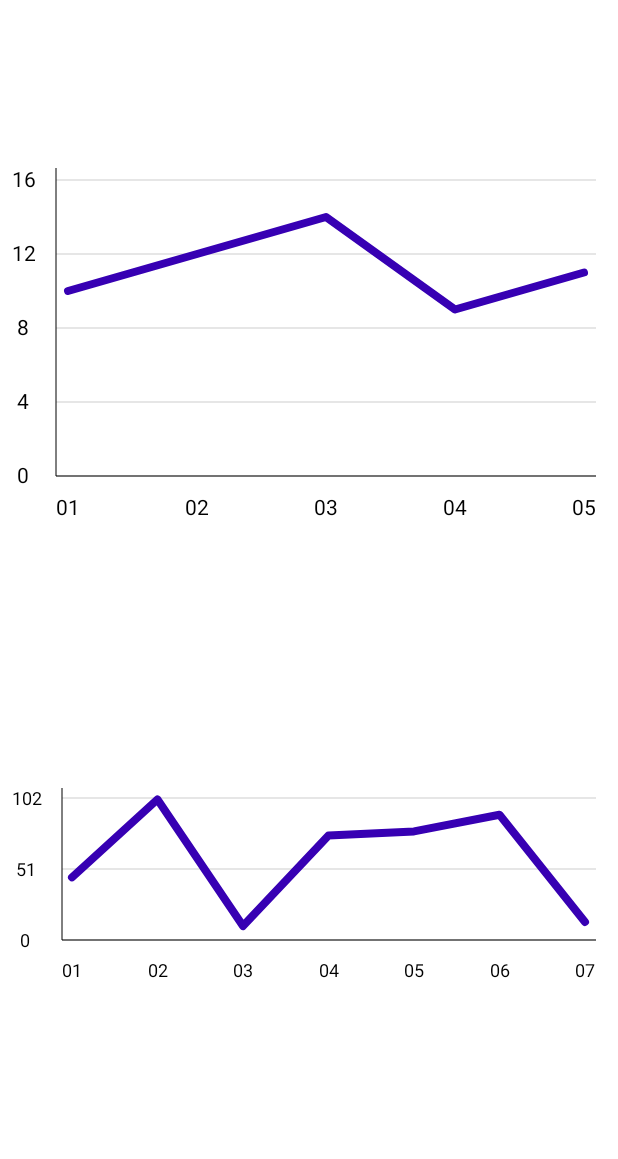
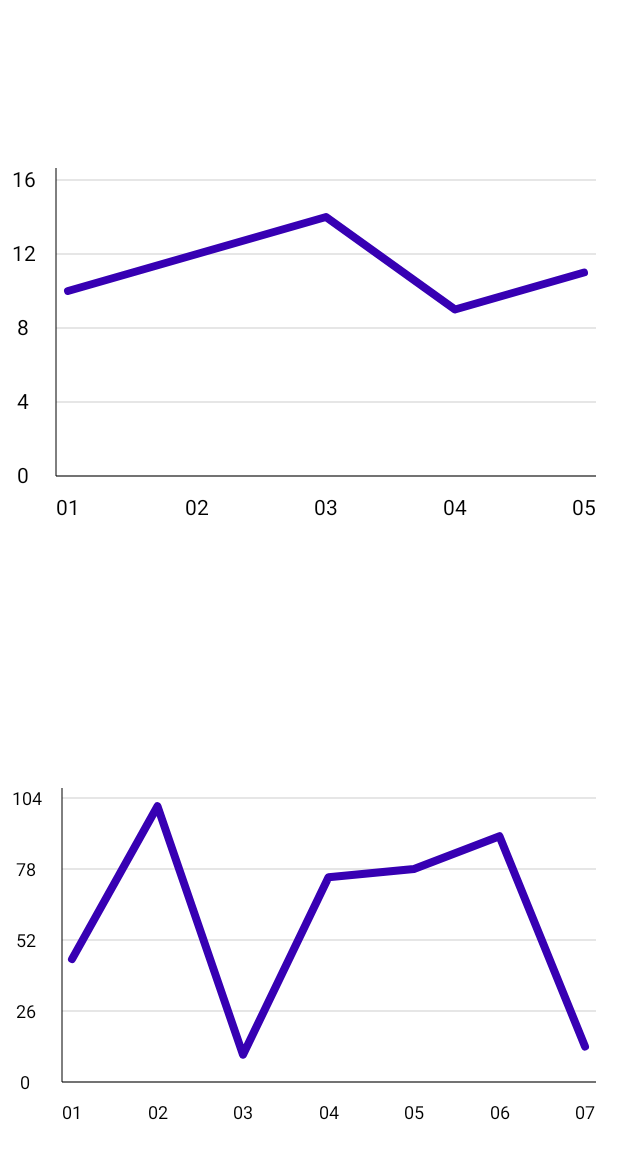
Before and after one commit to Vlad-Dima21/Sales, an Android app built with Jetpack Compose: the @Preview function ChartPreview, on a phone screen of 412 x 824 dp. Shown: the top 1159 px of the screen. Run offline under Robolectric (Android 15) with nearby library versions, the phone set to English and light mode, and no system bars.

Commit message:
Forgot commit

```diff
--- a/app/build.gradle
+++ b/app/build.gradle
@@ -31,6 +31,8 @@ android {
         release {
             minifyEnabled false
             proguardFiles getDefaultProguardFile('proguard-android-optimize.txt'), 'proguard-rules.pro'
+            debuggable false
+            signingConfig signingConfigs.debug
         }
     }
     compileOptions {
--- a/app/src/main/java/vlad/dima/sales/ui/composables/Chart.kt
+++ b/app/src/main/java/vlad/dima/sales/ui/composables/Chart.kt
@@ -24,6 +24,7 @@ import androidx.compose.ui.text.drawText
 import androidx.compose.ui.text.rememberTextMeasurer
 import androidx.compose.ui.text.style.TextAlign
 import androidx.compose.ui.tooling.preview.Preview
+import androidx.compose.ui.unit.IntSize
 import androidx.compose.ui.unit.TextUnit
 import androidx.compose.ui.unit.dp
 import androidx.compose.ui.unit.sp
@@ -55,14 +56,7 @@ fun Chart(
     Canvas(modifier = modifier) {
         val chartPadding = 10
         val minLabelDistance = 50
-        var yLabelSize = textMeasurer.measure(
-            text = yMax.toString(),
-            style = TextStyle(
-                color = infoColor,
-                fontSize = infoSize,
-                textAlign = TextAlign.Center
-            )
-        ).size
+        var yLabelSize: IntSize
         val xLabelSize = textMeasurer.measure(
             text = data.last().toString(),
             style = TextStyle(
@@ -71,15 +65,10 @@ fun Chart(
                 textAlign = TextAlign.Center
             )
         ).size
-        val yLabelCount =
-            ((size.height - chartPadding - yLabelSize.height / 2 - xLabelSize.height) / (yLabelSize.height + minLabelDistance)).toInt()
-                .coerceAtMost(5)
         val yLabelMax = run {
-            var max = yMax
-            var yStep = max(max / (yLabelCount - 1), 1)
-            while ((max downTo 0 step yStep).last != 0 || (max downTo 0 step yStep).toList().size > 5) {
-                max++
-                yStep = max(max / (yLabelCount - 1), 1)
+            var max = max(yMax, 4)
+            if (max % 4 != 0) {
+                max = (max / 4 + 1) * 4
             }
             yLabelSize = textMeasurer.measure(
                 text = max.toString(),
@@ -91,7 +80,7 @@ fun Chart(
             ).size
             max
         }
-        val yStep = max(yLabelMax / (yLabelCount - 1), 1)
+        val yStep = max(yLabelMax / 4, 1)
         val yLabels = run {
             (yLabelMax downTo 0 step yStep).map {
                 textMeasurer.measure(
--- a/app/src/main/java/vlad/dima/sales/ui/dashboard/manager_dashboard/salesmen_stats/ManagerSalesmenStatsPage.kt
+++ b/app/src/main/java/vlad/dima/sales/ui/dashboard/manager_dashboard/salesmen_stats/ManagerSalesmenStatsPage.kt
@@ -128,7 +128,7 @@ fun ManagerSalesmenStatsPage(viewModel: ManagerSalesmenStatsViewModel) {
                                 Text(
                                     text = stringResource(id = R.string.SalesmenWithMostSales),
                                     color = MaterialTheme.colors.onBackground,
-                                    fontSize = 24.sp,
+                                    fontSize = 22.sp,
                                 )
                             }
                             Divider(
@@ -237,7 +237,7 @@ fun ManagerSalesmenStatsPage(viewModel: ManagerSalesmenStatsViewModel) {
                                 Text(
                                     text = stringResource(id = R.string.SalesmenWithMostProfits),
                                     color = MaterialTheme.colors.onBackground,
-                                    fontSize = 24.sp,
+                                    fontSize = 22.sp,
                                 )
                             }
                             Divider(
--- a/app/src/main/java/vlad/dima/sales/ui/dashboard/salesman_dashboard/clients/pending_order/PendingOrderAppBar.kt
+++ b/app/src/main/java/vlad/dima/sales/ui/dashboard/salesman_dashboard/clients/pending_order/PendingOrderAppBar.kt
@@ -95,13 +95,15 @@ fun PendingOrderAppBar(
                     AnimatedVisibility(visible = orderStatus == PendingOrderViewModel.OrderStatus.INVALID) {
                         Text(
                             color = Color.Red,
-                            text = stringResource(id = R.string.CheckFields)
+                            text = stringResource(id = R.string.CheckFields),
+                            fontSize = 12.sp
                         )
                     }
                     AnimatedVisibility(visible = orderStatus == PendingOrderViewModel.OrderStatus.FAILED) {
                         Text(
                             color = Color.Red,
-                            text = stringResource(id = R.string.SystemError)
+                            text = stringResource(id = R.string.SystemError),
+                            fontSize = 12.sp
                         )
                     }
 
--- a/app/src/main/java/vlad/dima/sales/ui/enter_account/EnterAccountViewModel.kt
+++ b/app/src/main/java/vlad/dima/sales/ui/enter_account/EnterAccountViewModel.kt
@@ -43,7 +43,7 @@ class EnterAccountViewModel(
         option = RegexOption.IGNORE_CASE
     )
     private val passwordRegex = Regex(
-        pattern = "^(?=.+[0-9])(?=.+[a-z])(?=.+[A-z]).{8,}"
+        pattern = """^(?=.+[0-9])(?=.+[a-zA-Z])(?=.+[*.!@$%^"'&(){}\[\]:;<>,?~_+-]).{8,}$"""
     )
     var emailFieldState by mutableStateOf("")
     var fullNameFieldState by mutableStateOf("")
--- a/app/src/main/java/vlad/dima/sales/ui/settings/ManagerSettings.kt
+++ b/app/src/main/java/vlad/dima/sales/ui/settings/ManagerSettings.kt
@@ -43,6 +43,7 @@ import androidx.compose.ui.platform.LocalContext
 import androidx.compose.ui.res.dimensionResource
 import androidx.compose.ui.res.stringResource
 import androidx.compose.ui.text.style.TextAlign
+import androidx.compose.ui.text.style.TextOverflow
 import androidx.compose.ui.unit.dp
 import androidx.compose.ui.unit.sp
 import kotlinx.coroutines.flow.StateFlow
@@ -173,7 +174,9 @@ fun ManagerAddSalesmanPopup(
                         Spacer(modifier = Modifier.width(8.dp))
                         Text(
                             text = "(${it.email})",
-                            color = MaterialTheme.colors.onSurface.copy(.7f)
+                            color = MaterialTheme.colors.onSurface.copy(.7f),
+                            maxLines = 1,
+                            overflow = TextOverflow.Ellipsis
                         )
                     }
                 }
--- a/app/src/main/java/vlad/dima/sales/ui/settings/SettingsViewModel.kt
+++ b/app/src/main/java/vlad/dima/sales/ui/settings/SettingsViewModel.kt
@@ -98,6 +98,7 @@ class SettingsViewModel(
             ).get().await().documents.map {
                 it.toObject(User::class.java)!!
             }
+                .filter { it.userUID != currentUserUID }
                 .sortedWith(compareBy({ it.managerUID }, { it.fullName }))
         }
     }
```
Also changed, not shown: 2 other files.
